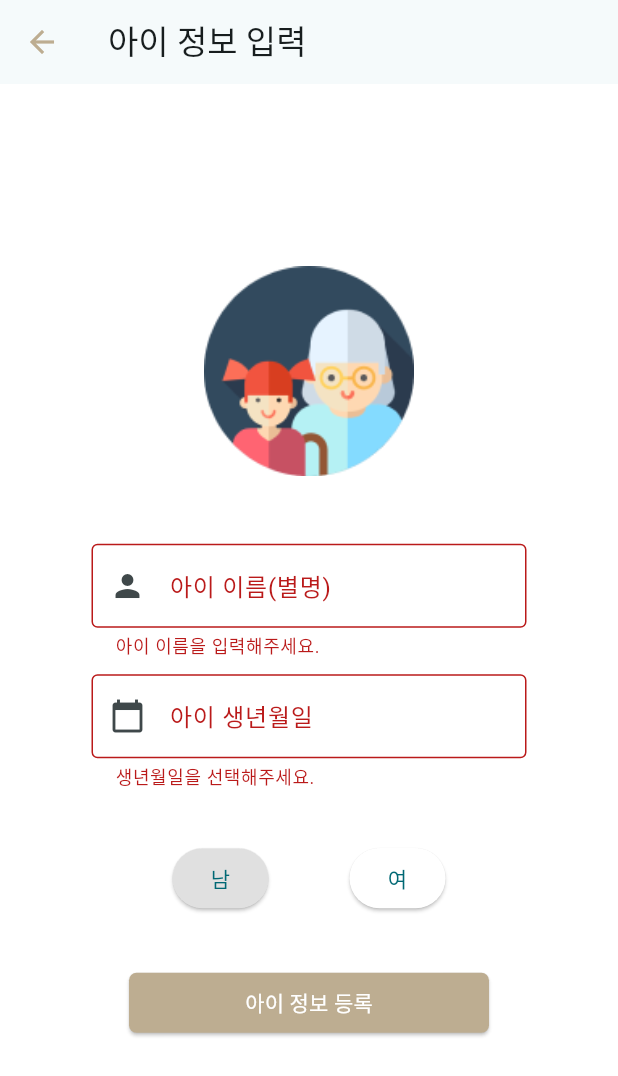
After one commit to kmin1231/dodamdodam_mobile, a Flutter app: the NewBabyScreen screen opened by its route, after a tap on "아이 정보 등록", on a phone screen of 412 x 824 dp. The commit adds this screen. Shown: the top 1076 px of the screen. Run offline on Flutter 3.47's test engine with Material 3 defaults, Android fonts, the phone set to English and light mode, and no system bars.

Commit message:
✨ feat: register baby info

```diff
--- /dev/null
+++ b/lib/baby.dart
@@ -0,0 +1,229 @@
+import 'package:flutter/material.dart';
+import 'dart:convert';
+import 'package:intl/intl.dart';
+import 'package:http/http.dart' as http;
+
+import 'constants.dart';
+
+class NewBabyScreen extends StatefulWidget {
+  const NewBabyScreen({super.key});
+
+    @override
+  _NewBabyScreenState createState() => _NewBabyScreenState();
+}
+
+class _NewBabyScreenState extends State<NewBabyScreen> {
+  final _formKey = GlobalKey<FormState>();
+  final TextEditingController _babyNameController = TextEditingController();
+  final TextEditingController _babyBirthController = TextEditingController();
+  String _selectedGender = "M";  // by default
+
+  bool _isLoading = false;
+
+  Future<void> _selectDate(BuildContext context) async {
+    DateTime initialDate = DateTime.now();
+    DateTime firstDate = DateTime(2010, 1, 1);
+    DateTime lastDate = DateTime.now();
+
+    final pickedDate = await showDatePicker(
+      context: context,
+      initialDate: initialDate,
+      firstDate: firstDate,
+      lastDate: lastDate,
+
+      builder: (BuildContext context, Widget? child) {
+        return Theme(
+          data: ThemeData(
+            primaryColor: mainThemeColor,
+            buttonTheme: ButtonThemeData(textTheme: ButtonTextTheme.primary),
+            dialogBackgroundColor: Colors.grey.shade300,
+            scaffoldBackgroundColor: Colors.white,
+            iconTheme: IconThemeData(
+              color: mainThemeColor,
+            )
+          ),
+          child: child!,
+        );
+      },
+    );
+
+    if (pickedDate != null) {
+      setState(() {
+        _babyBirthController.text = DateFormat('yyyy-MM-dd').format(pickedDate);
+      });
+    }
+  }
+
+  Future<void> _submitForm() async {
+    if (_formKey.currentState!.validate()) {
+      setState(() {
+        _isLoading = true;
+      });
+
+
+      // Request
+      final response = await http.post(
+        Uri.parse('$serverUrl/babies'),
+        headers: {'Content-Type': 'application/json'},
+        body: jsonEncode({
+          "name": _babyNameController.text,
+          "birthDate": _babyBirthController.text.isNotEmpty ? DateFormat('yyyy-MM-dd').format(DateTime.parse(_babyBirthController.text)) : null,
+          "gender": _selectedGender,
+        }),
+      );
+
+      setState(() {
+        _isLoading = false;
+      });
+
+      // Response
+      if (response.statusCode == 200) {
+        ScaffoldMessenger.of(context).showSnackBar(
+          SnackBar(content: Text("아이 정보가 등록되었습니다!")),
+        );
+        Navigator.of(context).pushReplacementNamed('/');
+      } else {
+        ScaffoldMessenger.of(context).showSnackBar(
+          SnackBar(content: Text("정보 등록에 실패했습니다. 다시 시도해주세요.")),
+        );
+      }
+    }
+  }
+
+
+  @override
+  Widget build(BuildContext context) {
+    return Scaffold(
+      backgroundColor: Colors.transparent,
+      appBar: AppBar(
+        title: Text('아이 정보 입력'),
+        leading: IconButton(
+          icon: Icon(
+            backIcon,
+            color: mainThemeColor,
+          ),
+          onPressed: () {
+            Navigator.of(context).pushReplacementNamed('/login');
+          },
+        ),
+      ),
+      body: SafeArea(
+        child: Center(
+          child: Column(
+            mainAxisAlignment: MainAxisAlignment.center,
+            children: [
+              Image.asset(
+                'lib/assets/images/grandfamily.png',
+                height: 140,
+                fit: BoxFit.cover,
+              ),
+              SizedBox(height: 45),
+
+
+              // Register Form
+              Form(
+                key: _formKey,
+                child: Container(
+                  width: 290,
+                  child: Column(
+                    crossAxisAlignment: CrossAxisAlignment.stretch,
+                    children: [
+
+                      // [field #1] baby name
+                      TextFormField(
+                        controller: _babyNameController,
+                        decoration: InputDecoration(
+                          labelText: "아이 이름(별명)",
+                          prefixIcon: Icon(personIcon),
+                          border: OutlineInputBorder(),
+                        ),
+                        validator: (value) {
+                          if (value == null || value.isEmpty) {
+                            return "아이 이름을 입력해주세요.";
+                          }
+                          return null;
+                        },
+                      ),
+
+                      SizedBox(height: 10),
+
+                      // [field #2] baby birth date
+                      TextFormField(
+                        controller: _babyBirthController,
+                        decoration: InputDecoration(
+                          labelText: "아이 생년월일",
+                          prefixIcon: Icon(Icons.calendar_today),
+                          border: OutlineInputBorder(),
+                        ),
+                        readOnly: true,
+                        onTap: () => _selectDate(context),
+                        validator: (value) {
+                          if (value == null || value.isEmpty) {
+                            return "생년월일을 선택해주세요.";
+                          }
+                          return null;
+                        },
+                      ),
+
+                      SizedBox(height: 35),
+
+                      // [field #3] gender selection
+                      Row(
+                        mainAxisAlignment: MainAxisAlignment.spaceEvenly,
+                        children: [
+                          ElevatedButton(
+                            onPressed: () {
+                              setState(() {
+                                _selectedGender = "M";
+                              });
+                            },
+                            style: ElevatedButton.styleFrom(
+                              backgroundColor: _selectedGender == "M" ? Colors.grey.shade300 : Colors.white,
+                            ),
+                            child: Text("남"),
+                          ),
+                          ElevatedButton(
+                            onPressed: () {
+                              setState(() {
+                                _selectedGender = "F";
+                              });
+                            },
+                            style: ElevatedButton.styleFrom(
+                              backgroundColor: _selectedGender == "F" ? Colors.grey.shade300 : Colors.white,
+                            ),
+                            child: Text("여"),
+                          ),
+                        ],
+                      ),
+
+                      SizedBox(height: 35),
+                    ],
+                  ),
+                ),
+              ),
+
+              _isLoading
+                  ? CircularProgressIndicator()
+                  : ElevatedButton(
+                      onPressed: _submitForm,
+                      style: ElevatedButton.styleFrom(
+                        backgroundColor: mainThemeColor,
+                        minimumSize: Size(240, 40),
+                        shape: RoundedRectangleBorder(
+                          borderRadius: BorderRadius.circular(5),
+                        ),
+                      ),
+                      child: Text(
+                        '아이 정보 등록',
+                        style: TextStyle(color: Colors.white),
+                      ),
+                    ),
+
+              SizedBox(height: 10),
+            ],
+          ),
+        ),
+      ),
+    );
+  }
+}
--- a/lib/login.dart
+++ b/lib/login.dart
@@ -320,7 +320,7 @@ class _SigninScreenState extends State<SigninScreen> {
         ScaffoldMessenger.of(context).showSnackBar(
           SnackBar(content: Text("로그인 성공!")),
         );
-        Navigator.of(context).pushReplacementNamed('/');  // routing (if login success)
+        Navigator.of(context).pushReplacementNamed('/baby');
       } else if (response.statusCode == 401) {
         ScaffoldMessenger.of(context).showSnackBar(
           SnackBar(content: Text("로그인 실패! 이메일 또는 비밀번호를 확인해주세요.")),
--- a/pubspec.yaml
+++ b/pubspec.yaml
@@ -36,6 +36,8 @@ dependencies:
   # Use with the CupertinoIcons class for iOS style icons.
   cupertino_icons: ^1.0.8
   http: ^1.2.2
+  intl: ^0.19.0
+  flutter_localization: ^0.3.1
 
 dev_dependencies:
   flutter_test:
```
Also changed, not shown: lib/main.dart (+12 -0 lines), lib/assets/images/grandfamily.png (added), pubspec.lock, 1 other file.
